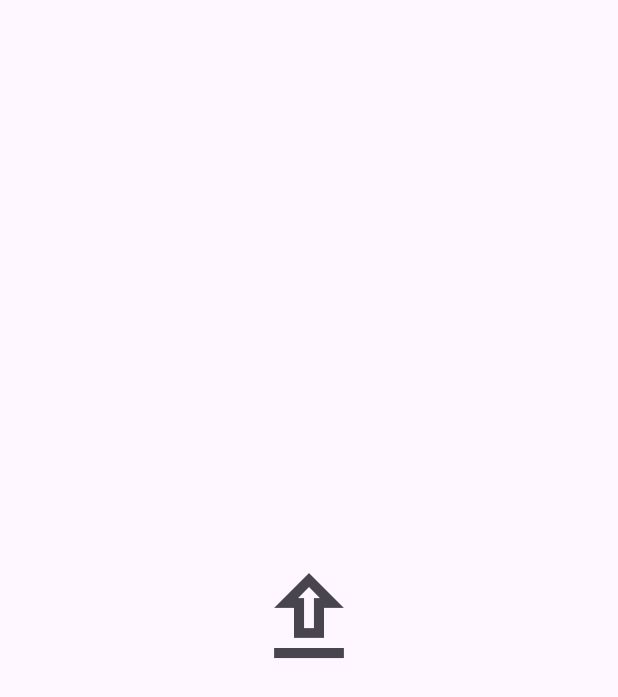
After one commit to Nishesh73/blogapp, a Flutter app: the Upload screen opened directly, after a tap on the "upload" icon, on a phone screen of 412 x 824 dp. The commit adds this screen. Shown: the top 697 px of the screen. Run offline on Flutter 3.47's test engine with Material 3 defaults, Android fonts, the phone set to English and light mode, and no system bars; our stand-ins replace cloud_firestore, firebase_auth, firebase_core, firebase_storage, image_picker; missing offline and left inert: dart:js; accounts and stored records are empty.

Commit message:
upload feature completed

```diff
--- /dev/null
+++ b/lib/upload.dart
@@ -0,0 +1,166 @@
+import 'dart:typed_data';
+
+import 'package:blogapp/utils.dart';
+import 'package:cloud_firestore/cloud_firestore.dart';
+import 'package:firebase_auth/firebase_auth.dart';
+import 'package:firebase_storage/firebase_storage.dart';
+import 'package:flutter/material.dart';
+import 'package:flutter/widgets.dart';
+import 'package:image_picker/image_picker.dart';
+import 'package:uuid/uuid.dart';
+class Upload extends StatefulWidget {
+  const Upload({super.key});
+
+  @override
+  State<Upload> createState() => _UploadState();
+}
+
+class _UploadState extends State<Upload> {
+   Uint8List? uint8list;
+   TextEditingController desController = TextEditingController();
+
+ postImageToFirestore()async{
+  // we don't have to pass the uintlist parameter inside this function since
+  //it is accessibl without doing it, outside this class or file we cant access
+  //thus in that scenario we have to pass uin8list as parameter
+
+  if(uint8list==null){
+    return;
+  }
+  var uuid = Uuid();
+  var postId = uuid.v4();//randomly generate id
+
+
+  //first store in firebasstorage
+ FirebaseStorage firebaseStorage = FirebaseStorage.instance;
+ Reference reference = firebaseStorage.ref().child("postFolder").child(postId);//image name
+ //reference to the location where image is located
+ //uploading the image(asynchronous event)
+await reference.putData(uint8list!);
+ //download the image
+String url = await reference.getDownloadURL();
+print("url is $url");
+//storing in firestore/ each post will store in user own uid, easy to manage
+//since process is aysnchronous it will take time to fetch user authetnication data,
+// to ensure every authenticated data will fetch correctily
+var currentUser = FirebaseAuth.instance.currentUser;
+if(currentUser!=null){
+await FirebaseFirestore.instance.collection("posts")
+.doc(FirebaseAuth.instance.currentUser?.uid)
+.collection("postItem")
+.doc(postId)
+.set({
+  "email": currentUser.email,
+  "userId": currentUser.uid,
+  "postId": postId,
+  "description": desController.text,
+  "url":url,
+
+
+});
+}
+else{
+  dialogBox(context, "current user value is null");
+
+}
+setState(() {
+  uint8list = null;
+});
+
+
+ }
+
+//steps(3) very imp
+  pickImg()async{
+
+    //first image will pick
+    ImagePicker imagePicker = ImagePicker();
+ XFile? xFile  =  await imagePicker.pickImage(source: ImageSource.gallery);
+ //to display in browser we need uint8list image xfile throws an error
+
+uint8list = await xFile?.readAsBytes();
+
+setState(() {
+
+});
+
+
+    //image will store in firebasestorage
+  //   FirebaseStorage firebaseStorage = FirebaseStorage.instance;
+  // Reference reference =  firebaseStorage.ref().child("imagefolder").child("photopath");
+  //reference for photo location
+  // reference.putFile(filename);//uploading file
+  //downloading
+  // var data = await  reference.getDownloadURL();
+
+    //reference is required to upload and download data process
+
+    //image will download then store in cloud firestore
+
+
+
+
+  }
+  @override
+  Widget build(BuildContext context) {
+    return Scaffold(
+      body: uint8list==null? Center(child: IconButton(onPressed: (){
+
+        pickImg();
+
+      }, icon: Icon(Icons.upload_outlined, size: 80,))):
+      Column(
+        crossAxisAlignment: CrossAxisAlignment.center,
+        children: [
+        Expanded(
+          child: Padding(
+            padding: const EdgeInsets.all(8.0),
+            child: Container(
+              // height: 40,
+              height: 500,
+               width: double.maxFinite,
+              child:  Image.memory(uint8list!, fit: BoxFit.fill,),),
+          ),
+        ),
+
+          Flexible(
+            child: Padding(
+              padding: const EdgeInsets.all(8.0),
+              child: TextField(
+                controller: desController,
+                decoration: InputDecoration(
+                  hintText: "describe",
+                  border: InputBorder.none,
+                  filled: true,
+                  fillColor: Colors.grey.shade300
+                ),
+              ),
+            ),
+          ),
+
+          MaterialButton(onPressed: (){
+            postImageToFirestore();
+
+            setState(() {
+              uint8list=null;
+
+            });
+
+
+          },
+          color: Colors.grey.shade200,
+
+          child: Text("Post"),
+
+          ),
+
+
+
+
+
+      ],)
+
+
+    );
+  }
+}
```
Also changed, not shown: lib/authenticate.dart (+16 -12 lines), lib/home.dart (+50 -12 lines), lib/homepost.dart (added, +51 -0 lines), lib/homepostui.dart (added, +52 -0 lines), lib/homes.dart (deleted, +0 -21 lines), lib/login.dart (+7 -10 lines), lib/main.dart (+22 -4 lines), lib/settings.dart (added, +70 -0 lines), lib/signup.dart (+7 -12 lines), lib/utils.dart (added, +22 -0 lines), pubspec.yaml (+7 -2 lines), pubspec.lock, 8 other files.
